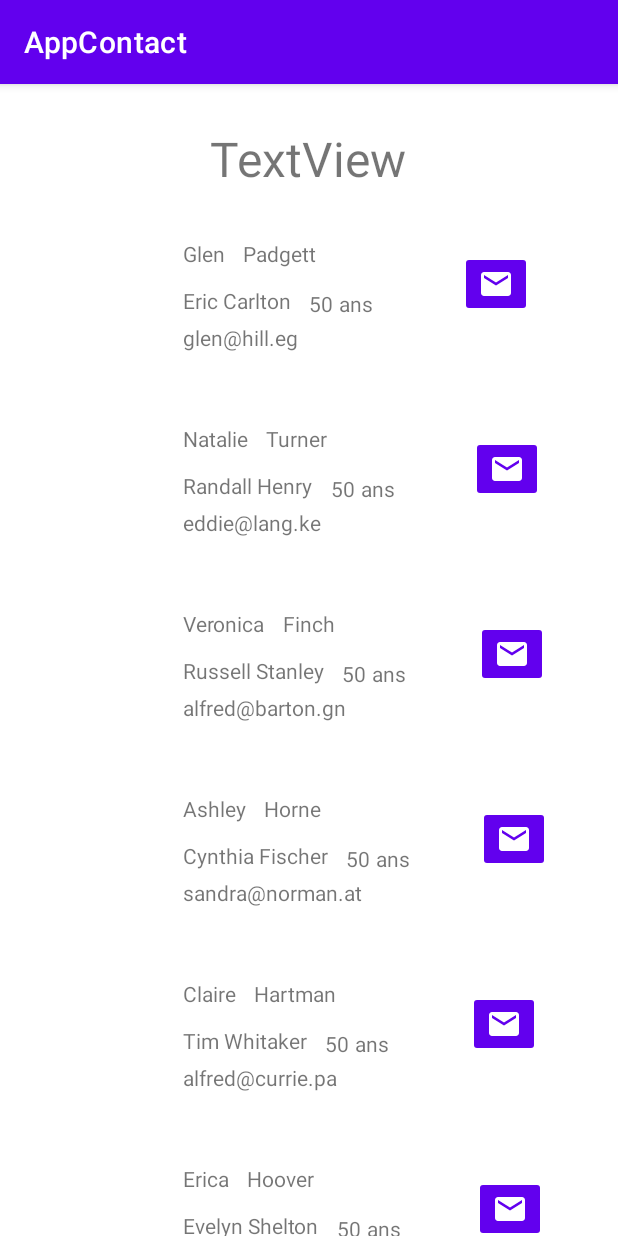
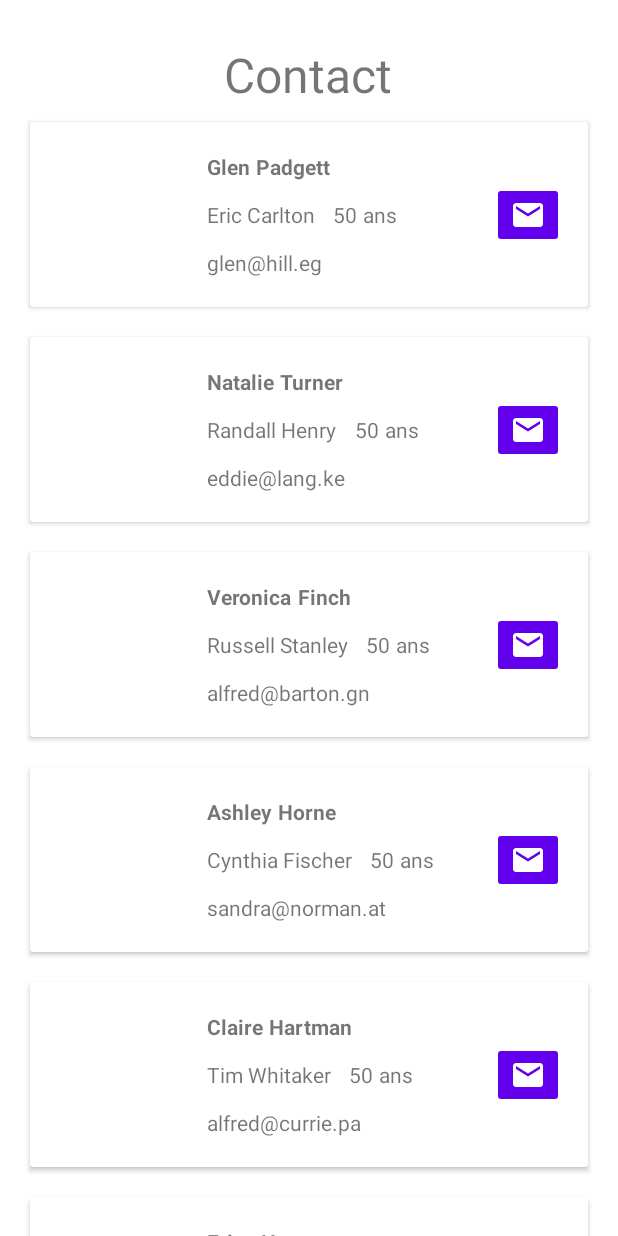
Before and after one commit to Deuspheara/AppContact, an Android app: the screen it shows after launch (MainActivity), on a phone screen of 412 x 824 dp. Run offline under Robolectric (Android 15) with nearby library versions, the phone set to English and light mode, and no system bars.

Commit message:
graphic change

```diff
--- a/appcontact/app/src/main/res/layout/activity_main.xml
+++ b/appcontact/app/src/main/res/layout/activity_main.xml
@@ -11,7 +11,7 @@
         android:layout_width="wrap_content"
         android:layout_height="wrap_content"
         android:layout_marginTop="28dp"
-        android:text="TextView"
+        android:text="Contact"
         android:textSize="32dp"
         app:layout_constraintEnd_toEndOf="parent"
         app:layout_constraintHorizontal_bias="0.498"
--- a/appcontact/app/src/main/res/layout/contact_adapter_view.xml
+++ b/appcontact/app/src/main/res/layout/contact_adapter_view.xml
@@ -1,9 +1,19 @@
 <?xml version="1.0" encoding="utf-8"?>
-<androidx.constraintlayout.widget.ConstraintLayout xmlns:android="http://schemas.android.com/apk/res/android"
+<androidx.cardview.widget.CardView xmlns:android="http://schemas.android.com/apk/res/android"
     xmlns:app="http://schemas.android.com/apk/res-auto"
     xmlns:tools="http://schemas.android.com/tools"
     android:layout_width="match_parent"
-    android:layout_height="wrap_content">
+    android:layout_height="wrap_content"
+    android:layout_marginLeft="20dp"
+    android:layout_marginTop="10dp"
+    android:layout_marginRight="20dp"
+    android:layout_marginBottom="10dp">
+
+    <androidx.constraintlayout.widget.ConstraintLayout
+        android:layout_width="match_parent"
+        android:layout_height="wrap_content"
+        app:cardCornerRadius="8dp"
+        app:cardElevation="8dp">
 
         <ImageView
             android:id="@+id/profilePicture"
@@ -21,9 +31,10 @@
             android:id="@+id/name"
             android:layout_width="wrap_content"
             android:layout_height="wrap_content"
-        android:layout_marginStart="16dp"
-        android:layout_marginTop="16dp"
+            android:layout_marginStart="12dp"
+            android:layout_marginTop="4dp"
             android:text="name"
+            android:textStyle="bold"
             app:layout_constraintStart_toEndOf="@+id/profilePicture"
             app:layout_constraintTop_toTopOf="@+id/profilePicture" />
 
@@ -31,19 +42,20 @@
             android:id="@+id/fullname"
             android:layout_width="wrap_content"
             android:layout_height="wrap_content"
-        android:layout_marginStart="16dp"
+            android:layout_marginStart="12dp"
             android:layout_marginTop="12dp"
             android:text="fullname"
             app:layout_constraintBottom_toTopOf="@+id/email"
             app:layout_constraintStart_toEndOf="@+id/profilePicture"
             app:layout_constraintTop_toBottomOf="@+id/name"
-        app:layout_constraintVertical_bias="0.0" />
+            app:layout_constraintVertical_bias="0.055" />
 
         <TextView
             android:id="@+id/email"
             android:layout_width="wrap_content"
             android:layout_height="wrap_content"
-        android:layout_marginStart="16dp"
+            android:layout_marginStart="12dp"
+            android:layout_marginBottom="4dp"
             android:text="email"
             app:layout_constraintBottom_toBottomOf="@+id/profilePicture"
             app:layout_constraintStart_toEndOf="@+id/profilePicture" />
@@ -52,8 +64,9 @@
             android:id="@+id/surname"
             android:layout_width="wrap_content"
             android:layout_height="wrap_content"
-        android:layout_marginStart="12dp"
+            android:layout_marginStart="4dp"
             android:text="surname"
+            android:textStyle="bold"
             app:layout_constraintStart_toEndOf="@+id/name"
             app:layout_constraintTop_toTopOf="@+id/name" />
 
@@ -62,34 +75,32 @@
             android:layout_width="wrap_content"
             android:layout_height="wrap_content"
             android:layout_marginStart="12dp"
-        android:layout_marginTop="16dp"
             android:text="0"
-        app:layout_constraintBottom_toBottomOf="@+id/fullname"
             app:layout_constraintStart_toEndOf="@+id/fullname"
-        app:layout_constraintTop_toBottomOf="@+id/surname" />
+            app:layout_constraintTop_toTopOf="@+id/fullname" />
 
         <TextView
             android:id="@+id/years"
             android:layout_width="wrap_content"
             android:layout_height="wrap_content"
             android:layout_marginStart="4dp"
-        android:layout_marginTop="16dp"
             android:text="ans"
             app:layout_constraintBottom_toBottomOf="@+id/age"
             app:layout_constraintStart_toEndOf="@+id/age"
-        app:layout_constraintTop_toBottomOf="@+id/surname"
-        app:layout_constraintVertical_bias="1.0" />
+            app:layout_constraintTop_toTopOf="@+id/fullname"
+            app:layout_constraintVertical_bias="0.0" />
 
         <ImageButton
             android:id="@+id/send"
             android:layout_width="wrap_content"
             android:layout_height="wrap_content"
+            android:layout_marginEnd="16dp"
             android:backgroundTint="@color/purple_500"
             android:tint="#FFFFFF"
             app:layout_constraintBottom_toBottomOf="parent"
             app:layout_constraintEnd_toEndOf="parent"
-        app:layout_constraintStart_toEndOf="@+id/years"
             app:layout_constraintTop_toTopOf="parent"
             app:srcCompat="@drawable/baseline_email_24" />
 
     </androidx.constraintlayout.widget.ConstraintLayout>
+</androidx.cardview.widget.CardView>
--- a/appcontact/app/src/main/res/values-night/themes.xml
+++ b/appcontact/app/src/main/res/values-night/themes.xml
@@ -1,6 +1,6 @@
 <resources xmlns:tools="http://schemas.android.com/tools">
     <!-- Base application theme. -->
-    <style name="Theme.AppContact" parent="Theme.MaterialComponents.DayNight.DarkActionBar">
+    <style name="Theme.AppContact" parent="Theme.MaterialComponents.DayNight.NoActionBar">
         <!-- Primary brand color. -->
         <item name="colorPrimary">@color/purple_200</item>
         <item name="colorPrimaryVariant">@color/purple_700</item>
--- a/appcontact/app/src/main/res/values/themes.xml
+++ b/appcontact/app/src/main/res/values/themes.xml
@@ -1,6 +1,6 @@
 <resources xmlns:tools="http://schemas.android.com/tools">
     <!-- Base application theme. -->
-    <style name="Theme.AppContact" parent="Theme.MaterialComponents.DayNight.DarkActionBar">
+    <style name="Theme.AppContact" parent="Theme.MaterialComponents.DayNight.NoActionBar">
         <!-- Primary brand color. -->
         <item name="colorPrimary">@color/purple_500</item>
         <item name="colorPrimaryVariant">@color/purple_700</item>
```
Also changed, not shown: appcontact/app/src/main/res/xml/shadow.xml (added, +80 -0 lines). Lines whose indentation alone changed are shown as unchanged.
